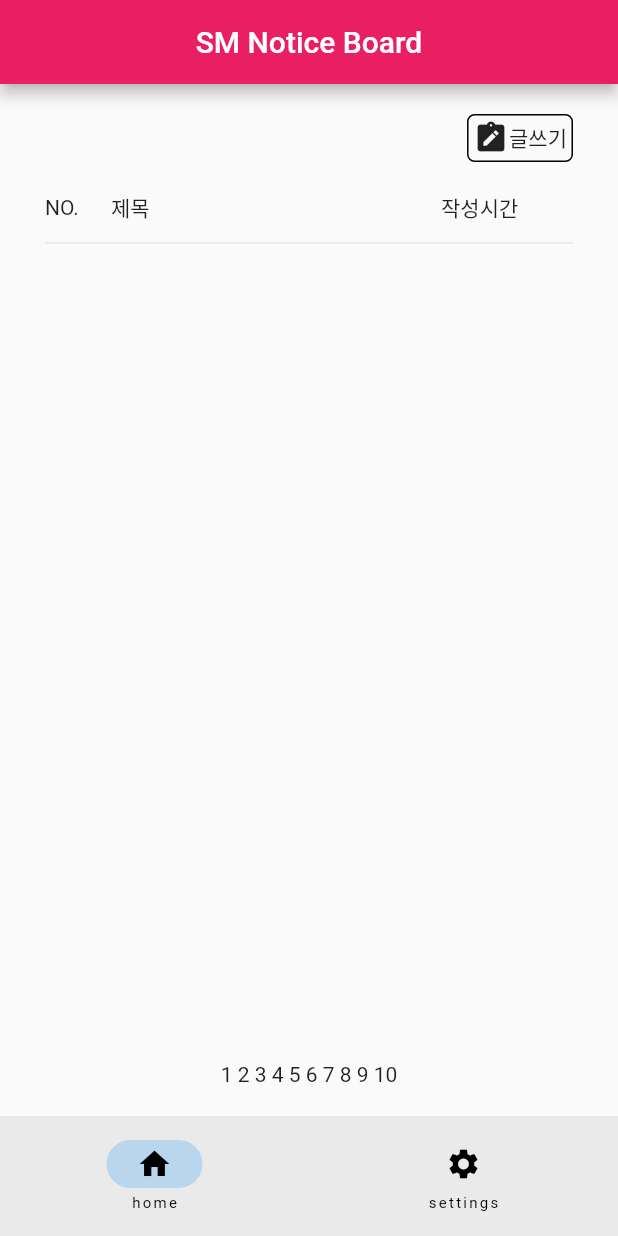
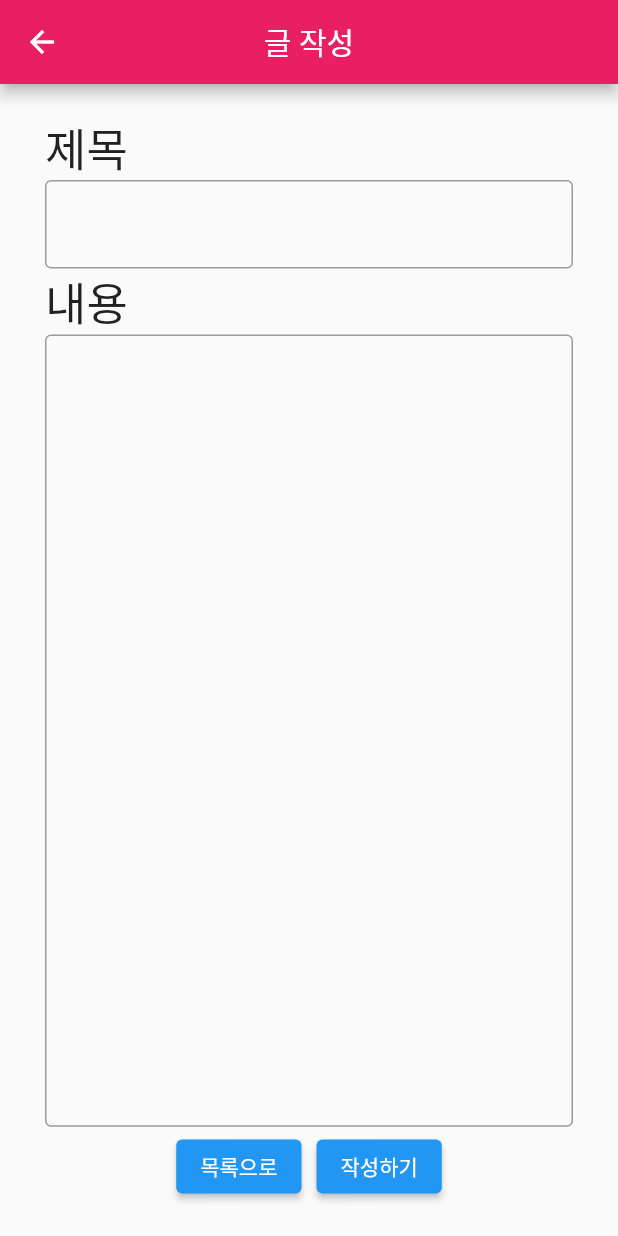
Before and after one commit to smpringles24/PP-FRONT-notice_board, a Flutter app: the screen it shows after launch, after a tap on "글쓰기", on a phone screen of 412 x 824 dp. Run offline on Flutter 3.47's test engine with Material 2 defaults, Android fonts, the light colour scheme and no system bars; network calls fail.

Commit message:
Feature2 (#4)
* :sparkles: Create new page - writing page, article page

.

* :sparkles: Make UI - writing page, article page

.

```diff
--- /dev/null
+++ b/lib/ui/article/article_view_model.dart
@@ -0,0 +1,5 @@
+import 'package:flutter/material.dart';
+
+class ArticleViewModel extends ChangeNotifier {
+
+}
--- a/lib/ui/notice_board/notice_board_view.dart
+++ b/lib/ui/notice_board/notice_board_view.dart
@@ -1,6 +1,8 @@
 import 'package:flutter/material.dart';
 import 'package:pp_front_notice_board/data/notice_board_model.dart';
+import 'package:pp_front_notice_board/ui/article/article_page.dart';
 import 'package:pp_front_notice_board/ui/notice_board/notice_board_view_model.dart';
+import 'package:pp_front_notice_board/ui/writing/writing_page.dart';
 import 'package:provider/provider.dart';
 
 class NoticeBoardView extends StatelessWidget {
@@ -29,7 +31,12 @@ class NoticeBoardView extends StatelessWidget {
                     mainAxisAlignment: MainAxisAlignment.end,
                     children: [
                       InkWell(
-                        onTap: () {},
+                        onTap: () {
+                          Navigator.push(
+                              context,
+                              MaterialPageRoute(
+                                  builder: (context) => const WritingPage()));
+                        },
                         child: Container(
                           decoration: BoxDecoration(
                             border: Border.all(color: Colors.black),
@@ -52,7 +59,7 @@ class NoticeBoardView extends StatelessWidget {
                     child: Column(
                       mainAxisAlignment: MainAxisAlignment.center,
                       children: [
-                        _ListviewTile(null),
+                        const _ListviewTile(null),
                         const Divider(),
                         Expanded(
                           child: ListView.separated(
@@ -95,9 +102,9 @@ class NoticeBoardView extends StatelessWidget {
 }
 
 class _ListviewTile extends StatelessWidget {
-  NoticeBoardModel? noticeBoardModel;
+  final NoticeBoardModel? noticeBoardModel;
 
-  _ListviewTile(this.noticeBoardModel);
+  const _ListviewTile(this.noticeBoardModel);
 
   @override
   Widget build(BuildContext context) {
@@ -110,7 +117,23 @@ class _ListviewTile extends StatelessWidget {
         ),
         Expanded(
           flex: 50,
-          child: Text(noticeBoardModel?.title?.toString() ?? '제목'),
+          child: noticeBoardModel != null
+              ? TextButton(
+                  onPressed: () => Navigator.push(
+                      context,
+                      MaterialPageRoute(
+                          builder: (context) => const ArticlePage())),
+                  child: Text(noticeBoardModel?.title?.toString() ?? '제목'),
+                )
+              : const Center(child: Text('제목')),
+        ),
+        const Expanded(
+          flex: 25,
+          child: Text('작성자'),
+        ),
+        const Expanded(
+          flex: 15,
+          child: Text('조회수'),
         ),
         Expanded(
           flex: 20,
--- /dev/null
+++ b/lib/ui/writing/writing_page.dart
@@ -0,0 +1,16 @@
+import 'package:flutter/material.dart';
+import 'package:provider/provider.dart';
+import 'package:pp_front_notice_board/ui/writing/writing_view.dart';
+import 'package:pp_front_notice_board/ui/writing/writing_view_model.dart';
+
+class WritingPage extends StatelessWidget {
+  const WritingPage({super.key});
+
+  @override
+  Widget build(BuildContext context) {
+    return ChangeNotifierProvider(
+      create: (_) => WritingViewModel(),
+      child: const WritingView(),
+    );
+  }
+}
--- /dev/null
+++ b/lib/ui/writing/writing_view.dart
@@ -0,0 +1,60 @@
+import 'package:flutter/material.dart';
+
+class WritingView extends StatelessWidget {
+  const WritingView({super.key});
+
+  @override
+  Widget build(BuildContext context) {
+    return Scaffold(
+      appBar: AppBar(
+        centerTitle: true,
+        title: const Text('글 작성'),
+        backgroundColor: Colors.pink,
+      ),
+      body: Padding(
+        padding: const EdgeInsets.symmetric(horizontal: 30, vertical: 20),
+        child: Column(
+          crossAxisAlignment: CrossAxisAlignment.start,
+          children: [
+            const Text('제목', style: TextStyle(fontSize: 30)),
+            const TextField(
+              decoration: InputDecoration(
+                border: OutlineInputBorder(),
+              ),
+            ),
+            const Text('내용', style: TextStyle(fontSize: 30)),
+            const Expanded(
+              flex: 10,
+              child: TextField(
+                expands: true,
+                maxLines: null,
+                decoration: InputDecoration(
+                  border: OutlineInputBorder(),
+                ),
+              ),
+            ),
+            Expanded(
+              flex: 1,
+              child: Row(
+                mainAxisAlignment: MainAxisAlignment.center,
+                children: [
+                  ElevatedButton(
+                    onPressed: () {
+                      Navigator.pop(context);
+                    },
+                    child: const Text('목록으로'),
+                  ),
+                  const SizedBox(width: 10),
+                  ElevatedButton(
+                    onPressed: () {},
+                    child: const Text('작성하기'),
+                  ),
+                ],
+              ),
+            )
+          ],
+        ),
+      ),
+    );
+  }
+}
--- /dev/null
+++ b/lib/ui/writing/writing_view_model.dart
@@ -0,0 +1,5 @@
+import 'package:flutter/material.dart';
+
+class WritingViewModel extends ChangeNotifier {
+
+}
```
Also changed, not shown: lib/ui/article/article_page.dart (added, +16 -0 lines), lib/ui/article/article_view.dart (added, +55 -0 lines).
